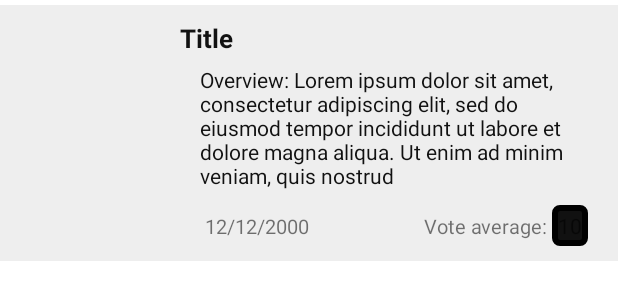
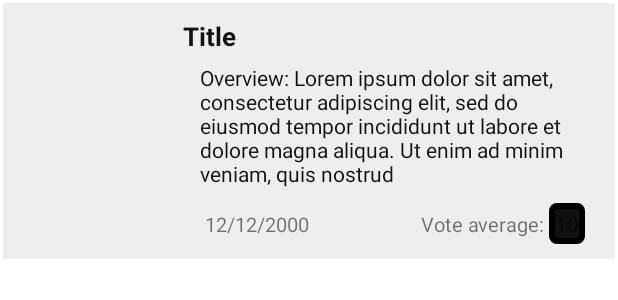
Before and after one commit to FerNoceti/PIL-Movie-App, an Android app: the layout item_recycler.xml on its own in the app's theme, with its tools: preview values and no code run, on a phone screen of 412 x 824 dp. Shown: the top 300 px of the screen. Run offline under Robolectric (Android 15) with nearby library versions, the phone set to English and light mode, and no system bars; network calls fail.

Commit message:
Update item_recycler.xml

```diff
--- a/app/src/main/res/layout/item_recycler.xml
+++ b/app/src/main/res/layout/item_recycler.xml
@@ -8,6 +8,7 @@
     android:layout_marginBottom="3dp"
     android:background="@color/white2"
     android:padding="10dp"
+    android:layout_margin="2dp"
     tools:context=".activity.MovieActivity">
 
     <TextView
```
